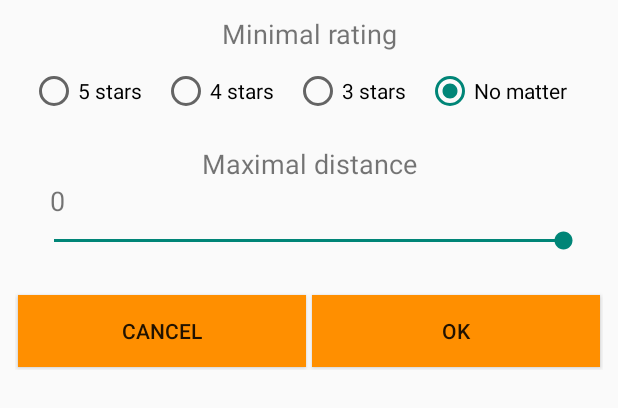
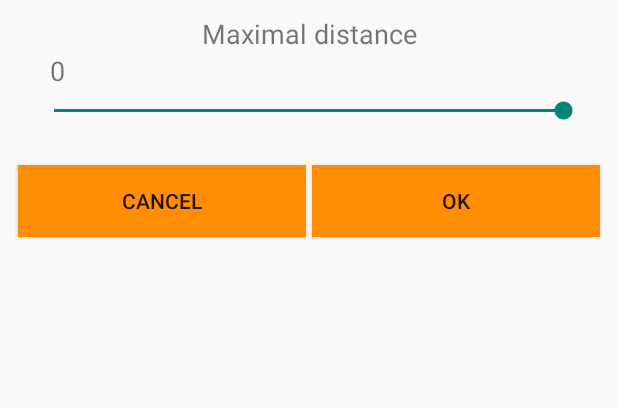
Before and after one commit to Torak28/SailApp, an Android app: the layout fragment_filter_dialog.xml on its own in the app's theme, with its tools: preview values and no code run, on a phone screen of 412 x 824 dp. Shown: the top 408 px of the screen. Run offline under Robolectric (Android 15) with nearby library versions, the phone set to English and light mode, and no system bars.

Commit message:
Remove rating from filters

```diff
--- a/android_app/app/src/main/java/com/pwr/sailapp/utils/FiltersAndLocationUtil.kt
+++ b/android_app/app/src/main/java/com/pwr/sailapp/utils/FiltersAndLocationUtil.kt
@@ -6,13 +6,13 @@ import com.pwr.sailapp.data.sail.Centre
 
 object FiltersAndLocationUtil {
 
-    fun filterAndSortCentres(inputCentres : Collection<Centre>?, minimalRating:Double, isByRatingSort:Boolean, actualDistance:Double):ArrayList<Centre>{
+    fun filterAndSortCentres(inputCentres : Collection<Centre>?, isAscending:Boolean, actualDistance:Double):ArrayList<Centre>{
         if(inputCentres == null) {
             Log.e("MainViewModel", "filterAndSortCentres: inputCentres = null"); return ArrayList() }
         val filteredCentres = inputCentres.filter { centre ->
-            centre.rating >= minimalRating && centre.distance < actualDistance
+            centre.distance < actualDistance
         }
-        val sortedFilteredCentres = if (isByRatingSort) filteredCentres.sortedBy { it.rating } else filteredCentres.sortedBy { it.distance }
+        val sortedFilteredCentres = if (isAscending) filteredCentres.sortedBy { it.rating } else filteredCentres.sortedByDescending { it.distance }
         return ArrayList(sortedFilteredCentres)
     }
 
--- a/android_app/app/src/main/res/layout/fragment_filter_dialog.xml
+++ b/android_app/app/src/main/res/layout/fragment_filter_dialog.xml
@@ -11,52 +11,7 @@
 
     <!-- TODO: Update blank fragment layout -->
 
-    <TextView
-            android:layout_width="match_parent"
-            android:layout_height="wrap_content"
-            android:text="@string/minimal_rating"
-            android:gravity="center_horizontal"
-            android:textSize="18sp"/>
 
-    <RadioGroup
-            android:id="@+id/radio_group_stars"
-            android:layout_width="match_parent"
-            android:layout_height="wrap_content"
-            android:orientation="horizontal"
-            android:gravity="center_horizontal"
-            android:padding="10dp"
-            android:layout_marginBottom="10dp"
-    >
-        <RadioButton android:id="@+id/radio_5_stars"
-                     android:layout_width="wrap_content"
-                     android:layout_height="wrap_content"
-                     android:text="@string/five_stars"
-                     android:layout_weight="1"
-        >
-
-        </RadioButton>
-        <RadioButton android:id="@+id/radio_4_stars"
-                     android:layout_width="wrap_content"
-                     android:layout_height="wrap_content"
-                     android:text="@string/four_stars"
-                     android:layout_weight="1"
-        />
-
-        <RadioButton android:id="@+id/radio_3_stars"
-                     android:layout_width="wrap_content"
-                     android:layout_height="wrap_content"
-                     android:text="@string/three_stars"
-                     android:layout_weight="1"
-        />
-
-        <RadioButton android:id="@+id/radio_no_matter"
-                     android:layout_width="wrap_content"
-                     android:layout_height="wrap_content"
-                     android:text="@string/no_matter"
-                     android:layout_weight="1"
-                     android:checked="true"
-        />
-    </RadioGroup>
 
     <TextView
             android:layout_width="match_parent"
--- a/android_app/app/src/main/res/values/strings.xml
+++ b/android_app/app/src/main/res/values/strings.xml
@@ -81,4 +81,6 @@
     <string name="your_account">Your account</string>
     <string name="save_changes">Save changes</string>
     <string name="change_data">Change data</string>
+    <string name="sort_by_distance_ascending">Sort by distance ascending</string>
+    <string name="sort_by_distance_descending">Sort by distance descending</string>
 </resources>
```
Also changed, not shown: android_app/app/src/main/java/com/pwr/sailapp/ui/main/dialogs/FilterDialogFragment.kt (+1 -23 lines), android_app/app/src/main/java/com/pwr/sailapp/ui/main/dialogs/SortDialogFragment.kt (+4 -4 lines), android_app/app/src/main/java/com/pwr/sailapp/viewModel/MainViewModel.kt (+4 -4 lines), android_app/app/src/main/res/layout/fragment_sort_dialog.xml (+4 -4 lines).
